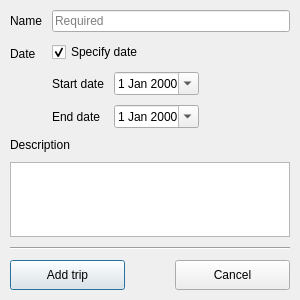
Before: the Qt Designer form src/ui/new_trip.ui in svetter/pal, drawn with Qt 5.
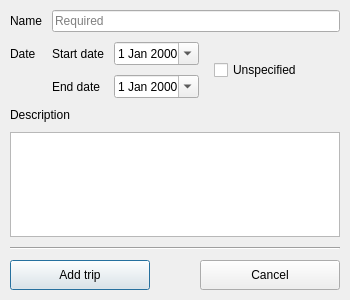
After: the same form once the commit is applied.

Patch:
```diff
--- a/src/ui/new_trip.ui
+++ b/src/ui/new_trip.ui
@@ -6,7 +6,7 @@
    <rect>
     <x>0</x>
     <y>0</y>
-    <width>300</width>
+    <width>350</width>
     <height>300</height>
    </rect>
   </property>
@@ -71,17 +71,10 @@
       </widget>
      </item>
      <item row="1" column="1">
-      <layout class="QVBoxLayout" name="datesSelectionLayout">
-       <item>
-        <widget class="QCheckBox" name="datesUnspecifiedCheckbox">
-         <property name="text">
-          <string>Specify date</string>
-         </property>
-         <property name="checked">
-          <bool>true</bool>
-         </property>
-        </widget>
-       </item>
+      <layout class="QHBoxLayout" name="datesLayout">
+       <property name="spacing">
+        <number>10</number>
+       </property>
        <item>
         <layout class="QFormLayout" name="datesForm">
          <item row="0" column="0">
@@ -144,6 +137,42 @@
          </item>
         </layout>
        </item>
+       <item>
+        <spacer name="datesSpacer1">
+         <property name="orientation">
+          <enum>Qt::Horizontal</enum>
+         </property>
+         <property name="sizeType">
+          <enum>QSizePolicy::Fixed</enum>
+         </property>
+         <property name="sizeHint" stdset="0">
+          <size>
+           <width>5</width>
+           <height>20</height>
+          </size>
+         </property>
+        </spacer>
+       </item>
+       <item>
+        <widget class="QCheckBox" name="datesUnspecifiedCheckbox">
+         <property name="text">
+          <string>Unspecified</string>
+         </property>
+        </widget>
+       </item>
+       <item>
+        <spacer name="datesSpacer2">
+         <property name="orientation">
+          <enum>Qt::Horizontal</enum>
+         </property>
+         <property name="sizeHint" stdset="0">
+          <size>
+           <width>40</width>
+           <height>20</height>
+          </size>
+         </property>
+        </spacer>
+       </item>
       </layout>
      </item>
     </layout>
```
